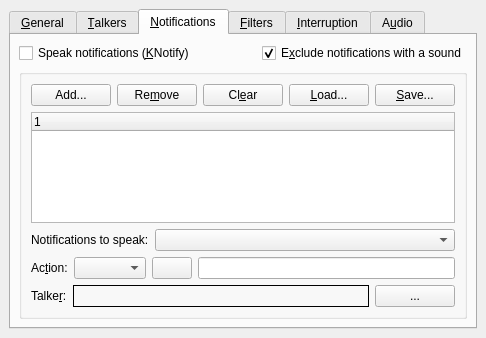
This is kcmkttsmgr/kcmkttsmgrwidget.ui in KDE/jovie as Qt 5 draws it before an edit. The edited form follows.
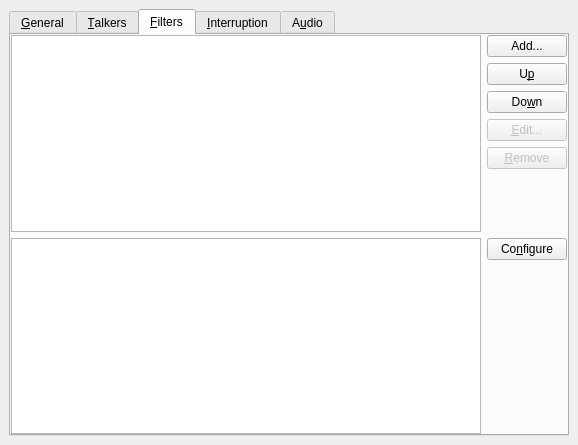
This is the edited form. The open tabs and pages were chosen to show the change. Custom widgets are drawn as their Qt base class.

```diff
--- a/kcmkttsmgr/kcmkttsmgrwidget.ui
+++ b/kcmkttsmgr/kcmkttsmgrwidget.ui
@@ -6,14 +6,12 @@
    <rect>
     <x>0</x>
     <y>0</y>
-    <width>467</width>
-    <height>338</height>
+    <width>578</width>
+    <height>445</height>
    </rect>
   </property>
   <property name="sizePolicy" >
-   <sizepolicy>
-    <hsizetype>7</hsizetype>
-    <vsizetype>7</vsizetype>
+   <sizepolicy vsizetype="Expanding" hsizetype="Expanding" >
     <horstretch>0</horstretch>
     <verstretch>0</verstretch>
    </sizepolicy>
@@ -22,15 +20,25 @@
    <property name="margin" >
     <number>9</number>
    </property>
-   <property name="spacing" >
+   <property name="topMargin" >
+    <number>9</number>
+   </property>
+   <property name="rightMargin" >
+    <number>9</number>
+   </property>
+   <property name="bottomMargin" >
+    <number>9</number>
+   </property>
+   <property name="horizontalSpacing" >
+    <number>6</number>
+   </property>
+   <property name="verticalSpacing" >
     <number>6</number>
    </property>
    <item row="0" column="0" >
     <widget class="QTabWidget" name="mainTab" >
      <property name="sizePolicy" >
-      <sizepolicy>
-       <hsizetype>7</hsizetype>
-       <vsizetype>7</vsizetype>
+      <sizepolicy vsizetype="Expanding" hsizetype="Expanding" >
        <horstretch>0</horstretch>
        <verstretch>0</verstretch>
       </sizepolicy>
@@ -268,347 +276,46 @@
        </item>
       </layout>
      </widget>
-     <widget class="QWidget" name="TabPage" >
-      <attribute name="title" >
-       <string>&amp;Notifications</string>
-      </attribute>
-      <layout class="QGridLayout" >
-       <property name="margin" >
-        <number>8</number>
-       </property>
-       <property name="spacing" >
-        <number>6</number>
-       </property>
-       <item row="1" column="0" >
-        <widget class="QGroupBox" name="notifyGroup" >
-         <property name="title" >
-          <string/>
-         </property>
-         <layout class="QGridLayout" >
-          <property name="margin" >
-           <number>9</number>
-          </property>
-          <property name="spacing" >
-           <number>6</number>
-          </property>
-          <item row="4" column="0" >
-           <layout class="QHBoxLayout" >
-            <property name="margin" >
-             <number>0</number>
-            </property>
-            <property name="spacing" >
-             <number>6</number>
-            </property>
-            <item>
-             <widget class="QLabel" name="notifyTalkerLabelLabel" >
-              <property name="sizePolicy" >
-               <sizepolicy>
-                <hsizetype>0</hsizetype>
-                <vsizetype>5</vsizetype>
-                <horstretch>0</horstretch>
-                <verstretch>0</verstretch>
-               </sizepolicy>
-              </property>
-              <property name="whatsThis" >
-               <string>The Talker that will speak the notification.  The "default" Talker is the topmost talker listed on the Talkers tab.</string>
-              </property>
-              <property name="text" >
-               <string>Talke&amp;r:</string>
-              </property>
-              <property name="buddy" >
-               <cstring>notifyTalkerLabel</cstring>
-              </property>
-             </widget>
-            </item>
-            <item>
-             <widget class="QLabel" name="notifyTalkerLabel" >
-              <property name="sizePolicy" >
-               <sizepolicy>
-                <hsizetype>7</hsizetype>
-                <vsizetype>5</vsizetype>
-                <horstretch>0</horstretch>
-                <verstretch>0</verstretch>
-               </sizepolicy>
-              </property>
-              <property name="frameShape" >
-               <enum>QFrame::Box</enum>
-              </property>
-              <property name="text" >
-               <string/>
-              </property>
-             </widget>
-            </item>
-            <item>
-             <widget class="QPushButton" name="notifyTalkerButton" >
-              <property name="whatsThis" >
-               <string>Click to select the Talker to speak the notification.</string>
-              </property>
-              <property name="text" >
-               <string>...</string>
-              </property>
-             </widget>
-            </item>
-           </layout>
-          </item>
-          <item row="2" column="0" >
-           <layout class="QHBoxLayout" >
-            <property name="margin" >
-             <number>0</number>
-            </property>
-            <property name="spacing" >
-             <number>6</number>
-            </property>
-            <item>
-             <widget class="QLabel" name="notifyPresentLabel" >
-              <property name="sizePolicy" >
-               <sizepolicy>
-                <hsizetype>0</hsizetype>
-                <vsizetype>5</vsizetype>
-                <horstretch>0</horstretch>
-                <verstretch>0</verstretch>
-               </sizepolicy>
-              </property>
-              <property name="whatsThis" >
-               <string>Applies only to the default event.  Does not affect application-specific events.  Only events that display in the manner which you select will be spoken.</string>
-              </property>
-              <property name="text" >
-               <string>Notifications to speak:</string>
-              </property>
-              <property name="buddy" >
-               <cstring>notifyPresentComboBox</cstring>
-              </property>
-             </widget>
-            </item>
-            <item>
-             <widget class="QComboBox" name="notifyPresentComboBox" >
-              <property name="whatsThis" >
-               <string>Applies only to the default event.  Does not affect application-specific events.  Only events that display in the manner which you select will be spoken.</string>
-              </property>
-             </widget>
-            </item>
-           </layout>
-          </item>
-          <item row="0" column="0" >
-           <layout class="QHBoxLayout" >
-            <property name="margin" >
-             <number>0</number>
-            </property>
-            <property name="spacing" >
-             <number>6</number>
-            </property>
-            <item>
-             <widget class="QPushButton" name="notifyAddButton" >
-              <property name="whatsThis" >
-               <string>Click to configure notification for a specific application event.</string>
-              </property>
-              <property name="text" >
-               <string>Add...</string>
-              </property>
-              <property name="shortcut" >
-               <string/>
-              </property>
-             </widget>
-            </item>
-            <item>
-             <widget class="QPushButton" name="notifyRemoveButton" >
-              <property name="whatsThis" >
-               <string>Click to remove a specific notification event from the list.  You cannot remove the default event.</string>
-              </property>
-              <property name="text" >
-               <string>Re&amp;move</string>
-              </property>
-             </widget>
-            </item>
-            <item>
-             <spacer>
-              <property name="orientation" >
-               <enum>Qt::Horizontal</enum>
-              </property>
-              <property name="sizeType" >
-               <enum>QSizePolicy::Expanding</enum>
-              </property>
-              <property name="sizeHint" >
-               <size>
-                <width>152</width>
-                <height>20</height>
-               </size>
-              </property>
-             </spacer>
-            </item>
-            <item>
-             <widget class="QPushButton" name="notifyClearButton" >
-              <property name="whatsThis" >
-               <string>Removes all the application specific events.  The default event remains.</string>
-              </property>
-              <property name="text" >
-               <string>Cl&amp;ear</string>
-              </property>
-             </widget>
-            </item>
-            <item>
-             <widget class="QPushButton" name="notifyLoadButton" >
-              <property name="whatsThis" >
-               <string>Click to read configured notification events from a file.</string>
-              </property>
-              <property name="text" >
-               <string>&amp;Load...</string>
-              </property>
-             </widget>
-            </item>
-            <item>
-             <widget class="QPushButton" name="notifySaveButton" >
-              <property name="whatsThis" >
-               <string>Click to write all the configured application events to a file.</string>
-              </property>
-              <property name="text" >
-               <string>&amp;Save...</string>
-              </property>
-             </widget>
-            </item>
-           </layout>
-          </item>
-          <item row="3" column="0" >
-           <layout class="QGridLayout" >
-            <property name="margin" >
-             <number>0</number>
-            </property>
-            <property name="spacing" >
-             <number>6</number>
-            </property>
-            <item row="0" column="2" >
-             <widget class="QPushButton" name="notifyTestButton" >
-              <property name="toolTip" >
-               <string>Click to test notification</string>
-              </property>
-              <property name="whatsThis" >
-               <string>Click this button to test the notification.  A sample message will be spoken.  Note: The Text-to-Speech system must be enabled.</string>
-              </property>
-              <property name="text" >
-               <string/>
-              </property>
-             </widget>
-            </item>
-            <item row="0" column="0" >
-             <widget class="QLabel" name="notifyActionLabel" >
-              <property name="sizePolicy" >
-               <sizepolicy>
-                <hsizetype>0</hsizetype>
-                <vsizetype>5</vsizetype>
-                <horstretch>0</horstretch>
-                <verstretch>0</verstretch>
-               </sizepolicy>
-              </property>
-              <property name="whatsThis" >
-               <string>&lt;qt>Specifies how KTTS should speak the event when received.  If you select "Speak custom text", enter the text in the box.  You may use the following substitution strings in the text:&lt;dl>&lt;dt>%e&lt;/dt>&lt;dd>Name of the event&lt;/dd>&lt;dt>%a&lt;/dt>&lt;dd>Application that sent the event&lt;/dd>&lt;dt>%m&lt;/dt>&lt;dd>The message sent by the application&lt;/dd>&lt;/dl>&lt;/qt></string>
-              </property>
-              <property name="text" >
-               <string>Ac&amp;tion:</string>
-              </property>
-              <property name="buddy" >
-               <cstring>notifyActionComboBox</cstring>
-              </property>
-             </widget>
-            </item>
-            <item row="0" column="3" >
-             <widget class="QLineEdit" name="notifyMsgLineEdit" >
-              <property name="whatsThis" >
-               <string>&lt;qt>Specifies how KTTS should speak the event when received.  If you select "Speak custom text", enter the text in the box.  You may use the following substitution strings in the text:&lt;dl>&lt;dt>%e&lt;/dt>&lt;dd>Name of the event&lt;/dd>&lt;dt>%a&lt;/dt>&lt;dd>Application that sent the event&lt;/dd>&lt;dt>%m&lt;/dt>&lt;dd>The message sent by the application&lt;/dd>&lt;/dl>&lt;/qt></string>
-              </property>
-             </widget>
-            </item>
-            <item row="0" column="1" >
-             <widget class="QComboBox" name="notifyActionComboBox" >
-              <property name="sizePolicy" >
-               <sizepolicy>
-                <hsizetype>0</hsizetype>
-                <vsizetype>0</vsizetype>
-                <horstretch>0</horstretch>
-                <verstretch>0</verstretch>
-               </sizepolicy>
-              </property>
-              <property name="whatsThis" >
-               <string>&lt;qt>Specifies how KTTS should speak the event when received.  If you select "Speak custom text", enter the text in the box.  You may use the following substitution strings in the text:&lt;dl>&lt;dt>%e&lt;/dt>&lt;dd>Name of the event&lt;/dd>&lt;dt>%a&lt;/dt>&lt;dd>Application that sent the event&lt;/dd>&lt;dt>%m&lt;/dt>&lt;dd>The message sent by the application&lt;/dd>&lt;/dl>&lt;/qt></string>
-              </property>
-             </widget>
-            </item>
-           </layout>
-          </item>
-          <item row="1" column="0" >
-           <widget class="QTreeWidget" name="notifyListView" />
-          </item>
-         </layout>
-        </widget>
-       </item>
-       <item row="0" column="0" >
-        <layout class="QHBoxLayout" >
-         <property name="margin" >
-          <number>0</number>
-         </property>
-         <property name="spacing" >
-          <number>6</number>
-         </property>
-         <item>
-          <widget class="QCheckBox" name="notifyEnableCheckBox" >
-           <property name="whatsThis" >
-            <string>When checked and KTTS is enabled, notification events from applications sent via KNotify will be spoken according to the options you set on this tab.</string>
-           </property>
-           <property name="text" >
-            <string>Speak notifications (&amp;KNotify)</string>
-           </property>
-          </widget>
-         </item>
-         <item>
-          <spacer>
-           <property name="orientation" >
-            <enum>Qt::Horizontal</enum>
-           </property>
-           <property name="sizeType" >
-            <enum>QSizePolicy::Expanding</enum>
-           </property>
-           <property name="sizeHint" >
-            <size>
-             <width>16</width>
-             <height>20</height>
-            </size>
-           </property>
-          </spacer>
-         </item>
-         <item>
-          <widget class="QCheckBox" name="notifyExcludeEventsWithSoundCheckBox" >
-           <property name="whatsThis" >
-            <string>When checked, notification events that have a sound will not be spoken.</string>
-           </property>
-           <property name="text" >
-            <string>E&amp;xclude notifications with a sound</string>
-           </property>
-           <property name="checked" >
-            <bool>true</bool>
-           </property>
-          </widget>
-         </item>
-        </layout>
-       </item>
-      </layout>
-     </widget>
      <widget class="QWidget" name="TabPage" >
       <attribute name="title" >
        <string>&amp;Filters</string>
       </attribute>
       <layout class="QGridLayout" >
-       <property name="margin" >
+       <property name="leftMargin" >
         <number>0</number>
        </property>
-       <property name="spacing" >
+       <property name="topMargin" >
+        <number>0</number>
+       </property>
+       <property name="rightMargin" >
+        <number>0</number>
+       </property>
+       <property name="bottomMargin" >
+        <number>0</number>
+       </property>
+       <property name="horizontalSpacing" >
+        <number>6</number>
+       </property>
+       <property name="verticalSpacing" >
         <number>6</number>
        </property>
        <item row="0" column="0" >
         <layout class="QHBoxLayout" >
-         <property name="margin" >
-          <number>0</number>
-         </property>
          <property name="spacing" >
           <number>6</number>
          </property>
+         <property name="leftMargin" >
+          <number>0</number>
+         </property>
+         <property name="topMargin" >
+          <number>0</number>
+         </property>
+         <property name="rightMargin" >
+          <number>0</number>
+         </property>
+         <property name="bottomMargin" >
+          <number>0</number>
+         </property>
          <item>
           <widget class="QTreeView" name="filtersView" />
          </item>
@@ -623,9 +330,7 @@
            <item>
             <widget class="QPushButton" name="addFilterButton" >
              <property name="sizePolicy" >
-              <sizepolicy>
-               <hsizetype>1</hsizetype>
-               <vsizetype>0</vsizetype>
+              <sizepolicy vsizetype="Fixed" hsizetype="Minimum" >
                <horstretch>0</horstretch>
                <verstretch>0</verstretch>
               </sizepolicy>
@@ -641,9 +346,7 @@
            <item>
             <widget class="QPushButton" name="higherFilterPriorityButton" >
              <property name="sizePolicy" >
-              <sizepolicy>
-               <hsizetype>5</hsizetype>
-               <vsizetype>0</vsizetype>
+              <sizepolicy vsizetype="Fixed" hsizetype="Preferred" >
                <horstretch>0</horstretch>
                <verstretch>0</verstretch>
               </sizepolicy>
@@ -659,9 +362,7 @@
            <item>
             <widget class="QPushButton" name="lowerFilterPriorityButton" >
              <property name="sizePolicy" >
-              <sizepolicy>
-               <hsizetype>5</hsizetype>
-               <vsizetype>0</vsizetype>
+              <sizepolicy vsizetype="Fixed" hsizetype="Preferred" >
                <horstretch>0</horstretch>
                <verstretch>0</verstretch>
               </sizepolicy>
@@ -680,9 +381,7 @@
               <bool>false</bool>
              </property>
              <property name="sizePolicy" >
-              <sizepolicy>
-               <hsizetype>1</hsizetype>
-               <vsizetype>0</vsizetype>
+              <sizepolicy vsizetype="Fixed" hsizetype="Minimum" >
                <horstretch>0</horstretch>
                <verstretch>0</verstretch>
               </sizepolicy>
@@ -701,9 +400,7 @@
               <bool>false</bool>
              </property>
              <property name="sizePolicy" >
-              <sizepolicy>
-               <hsizetype>1</hsizetype>
-               <vsizetype>0</vsizetype>
+              <sizepolicy vsizetype="Fixed" hsizetype="Minimum" >
                <horstretch>0</horstretch>
                <verstretch>0</verstretch>
               </sizepolicy>
@@ -758,9 +455,7 @@
            <item>
             <widget class="QPushButton" name="sbdButton" >
              <property name="sizePolicy" >
-              <sizepolicy>
-               <hsizetype>5</hsizetype>
-               <vsizetype>0</vsizetype>
+              <sizepolicy vsizetype="Fixed" hsizetype="Preferred" >
                <horstretch>0</horstretch>
                <verstretch>0</verstretch>
               </sizepolicy>
@@ -800,18 +495,42 @@
        <string>&amp;Interruption</string>
       </attribute>
       <layout class="QGridLayout" >
-       <property name="margin" >
+       <property name="leftMargin" >
         <number>0</number>
        </property>
-       <property name="spacing" >
+       <property name="topMargin" >
+        <number>0</number>
+       </property>
+       <property name="rightMargin" >
+        <number>0</number>
+       </property>
+       <property name="bottomMargin" >
+        <number>0</number>
+       </property>
+       <property name="horizontalSpacing" >
+        <number>6</number>
+       </property>
+       <property name="verticalSpacing" >
         <number>6</number>
        </property>
        <item row="0" column="0" >
         <layout class="QGridLayout" >
-         <property name="margin" >
+         <property name="leftMargin" >
           <number>6</number>
          </property>
-         <property name="spacing" >
+         <property name="topMargin" >
+          <number>6</number>
+         </property>
+         <property name="rightMargin" >
+          <number>6</number>
+         </property>
+         <property name="bottomMargin" >
+          <number>6</number>
+         </property>
+         <property name="horizontalSpacing" >
+          <number>6</number>
+         </property>
+         <property name="verticalSpacing" >
           <number>6</number>
          </property>
          <item row="1" column="1" >
@@ -955,10 +674,22 @@
        <string>A&amp;udio</string>
       </attribute>
       <layout class="QGridLayout" >
-       <property name="margin" >
+       <property name="leftMargin" >
         <number>9</number>
        </property>
-       <property name="spacing" >
+       <property name="topMargin" >
+        <number>9</number>
+       </property>
+       <property name="rightMargin" >
+        <number>9</number>
+       </property>
+       <property name="bottomMargin" >
+        <number>9</number>
+       </property>
+       <property name="horizontalSpacing" >
+        <number>6</number>
+       </property>
+       <property name="verticalSpacing" >
         <number>6</number>
        </property>
        <item row="0" column="0" >
@@ -1103,9 +834,6 @@
        </item>
        <item row="2" column="0" colspan="2" >
         <layout class="QHBoxLayout" >
-         <property name="margin" >
-          <number>0</number>
-         </property>
          <property name="spacing" >
           <number>6</number>
          </property>
@@ -1141,9 +869,6 @@
        </item>
        <item row="1" column="0" colspan="2" >
         <layout class="QHBoxLayout" >
-         <property name="margin" >
-          <number>0</number>
-         </property>
          <property name="spacing" >
           <number>6</number>
          </property>
```
Left out of the diff: 237 changed lines with no effect on the pictures.
